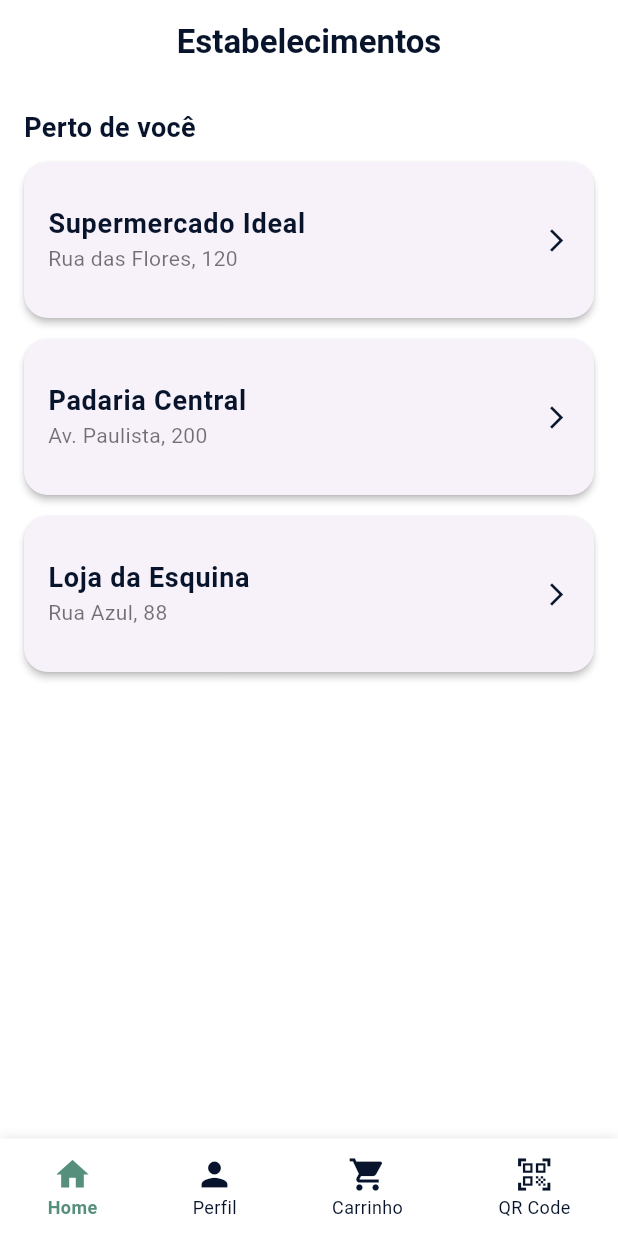
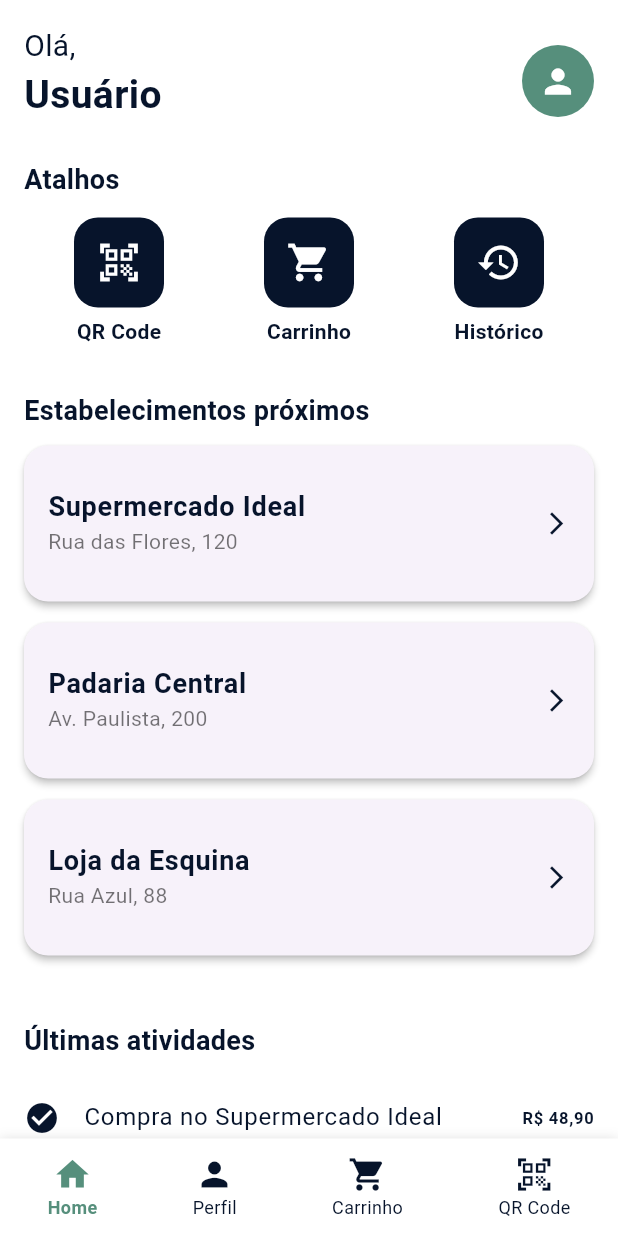
Before and after one commit to LeticiaBarbosaSantos/App-TGI, a Flutter app: the screen it shows after launch, on a phone screen of 412 x 824 dp. Run offline on Flutter 3.47's test engine with Material 3 defaults, Android fonts, the phone set to English and light mode, and no system bars.

Commit message:
Criação de novas funções
Foi criada a função de pagamento simulado e adicionamos atalhos na página principal.

```diff
--- a/lib/carrinho_virtual.dart
+++ b/lib/carrinho_virtual.dart
@@ -56,7 +56,7 @@ class CarrinhoVirtualScreen extends StatelessWidget {
               ),
             ),
             onPressed: () {
-              Navigator.pushNamed(context, "/identificacao_concluida");
+              Navigator.pushNamed(context, "/pagamento");
             },
             child: const Text(
               "Finalizar Pagamento",
@@ -95,6 +95,7 @@ class CarrinhoVirtualScreen extends StatelessWidget {
     );
   }
 
+
   Widget _historico(String descricao, String valor) {
     return Card(
       child: ListTile(
@@ -106,4 +107,5 @@ class CarrinhoVirtualScreen extends StatelessWidget {
       ),
     );
   }
+
 }
--- a/lib/main.dart
+++ b/lib/main.dart
@@ -3,8 +3,10 @@ import 'menu.dart';
 import 'carrinho_virtual.dart';
 import 'identificacao.dart';
 import 'identificacao_qrcode.dart';
-import 'identificacao_concluida.dart';
+import 'pagamento_concluido.dart';
 import 'perfil.dart';
+import 'pagamento.dart';
+
 
 void main() {
   runApp(const SmartPayApp());
@@ -23,8 +25,9 @@ class SmartPayApp extends StatelessWidget {
         "/carrinho": (context) => const CarrinhoVirtualScreen(),
         "/identificacao": (context) => const IdentificacaoScreen(),
         "/qrcode": (context) => const QRCodeScreen(),
-        "/identificacao_concluida": (context) => const IdentificacaoConcluidaScreen(),
+        "/pagamento_concluida": (context) => const PagamentoConcluidoScreen(),
         "/perfil": (context) => const PerfilScreen(),
+        "/pagamento": (context) => const PagamentoSimuladoScreen(),
       },
     );
   }
--- a/lib/menu.dart
+++ b/lib/menu.dart
@@ -2,7 +2,9 @@ import 'package:flutter/material.dart';
 import 'botao_menu.dart';
 
 class HomeScreen extends StatelessWidget {
-  const HomeScreen({super.key});
+  final String userName;
+
+  const HomeScreen({super.key, this.userName = "Usuário"});
 
   @override
   Widget build(BuildContext context) {
@@ -13,25 +15,97 @@ class HomeScreen extends StatelessWidget {
       backgroundColor: Colors.white,
       bottomNavigationBar: const BotaoMenu(),
 
-      appBar: AppBar(
-        backgroundColor: Colors.white,
-        elevation: 0,
-        title: const Text(
-          "Estabelecimentos",
-          style: TextStyle(
-            color: darkBlue,
-            fontWeight: FontWeight.bold,
-            fontSize: 22,
-          ),
-        ),
-        centerTitle: true,
-      ),
-
       body: ListView(
         padding: const EdgeInsets.all(16),
         children: [
+
+          // -------- CABEÇALHO --------
+          Row(
+            mainAxisAlignment: MainAxisAlignment.spaceBetween,
+            children: [
+              Column(
+                crossAxisAlignment: CrossAxisAlignment.start,
+                children: [
+                  const Text(
+                    "Olá,",
+                    style: TextStyle(
+                      fontSize: 20,
+                      color: darkBlue,
+                    ),
+                  ),
+                  Text(
+                    userName,
+                    style: const TextStyle(
+                      fontSize: 26,
+                      fontWeight: FontWeight.bold,
+                      color: darkBlue,
+                    ),
+                  ),
+                ],
+              ),
+
+              GestureDetector(
+                onTap: () {
+                  Navigator.pushNamed(
+                    context,
+                    "/perfil",
+                    arguments: userName,
+                  );
+                },
+                child: Padding(
+                  padding: const EdgeInsets.only(top: 10),
+                  child: Container(
+                    width: 48,
+                    height: 48,
+                    decoration: const BoxDecoration(
+                      color: accent,
+                      shape: BoxShape.circle,
+                    ),
+                    child: const Icon(Icons.person, color: Colors.white, size: 26),
+                  ),
+                ),
+              ),
+            ],
+          ),
+
+          const SizedBox(height: 25),
+
           const Text(
-            "Perto de você",
+            "Atalhos",
+            style: TextStyle(
+              fontSize: 18,
+              fontWeight: FontWeight.bold,
+              color: darkBlue,
+            ),
+          ),
+
+          const SizedBox(height: 12),
+
+          Row(
+            mainAxisAlignment: MainAxisAlignment.spaceAround,
+            children: [
+              _atalho(
+                icon: Icons.qr_code_scanner,
+                label: "QR Code",
+                onPressed: () => Navigator.pushNamed(context, "/qrcode"),
+              ),
+              _atalho(
+                icon: Icons.shopping_cart,
+                label: "Carrinho",
+                onPressed: () => Navigator.pushNamed(context, "/carrinho"),
+              ),
+              _atalho(
+                icon: Icons.history,
+                label: "Histórico",
+                onPressed: () => Navigator.pushNamed(context, "/carrinho"),
+              ),
+            ],
+          ),
+
+          const SizedBox(height: 30),
+
+          const Text(
+            "Estabelecimentos próximos",
             style: TextStyle(
               fontSize: 18,
               fontWeight: FontWeight.bold,
@@ -46,18 +120,33 @@ class HomeScreen extends StatelessWidget {
             endereco: "Rua das Flores, 120",
             contexto: context,
           ),
-
           _estabelecimentoCard(
             nome: "Padaria Central",
             endereco: "Av. Paulista, 200",
             contexto: context,
           ),
-
           _estabelecimentoCard(
             nome: "Loja da Esquina",
             endereco: "Rua Azul, 88",
             contexto: context,
           ),
+
+          const SizedBox(height: 30),
+
+          const Text(
+            "Últimas atividades",
+            style: TextStyle(
+              fontSize: 18,
+              fontWeight: FontWeight.bold,
+              color: darkBlue,
+            ),
+          ),
+
+          const SizedBox(height: 10),
+
+          _atividade("Compra no Supermercado Ideal", "R\$ 48,90"),
+          _atividade("Compra na Padaria Central", "R\$ 16,50"),
+          _atividade("Identificação realizada", "Hoje • 14:22"),
         ],
       ),
     );
@@ -72,10 +161,10 @@ class HomeScreen extends StatelessWidget {
 
     return Card(
       margin: const EdgeInsets.only(bottom: 14),
+      elevation: 2,
       shape: RoundedRectangleBorder(
         borderRadius: BorderRadius.circular(16),
       ),
-      elevation: 2,
       child: ListTile(
         contentPadding: const EdgeInsets.all(16),
         title: Text(
@@ -97,4 +186,58 @@ class HomeScreen extends StatelessWidget {
       ),
     );
   }
+
+  Widget _atividade(String titulo, String valor) {
+    const Color darkBlue = Color(0xFF07142B);
+
+    return ListTile(
+      contentPadding: EdgeInsets.zero,
+      leading: const Icon(Icons.check_circle, color: darkBlue),
+      title: Text(
+        titulo,
+        style: const TextStyle(color: darkBlue),
+      ),
+      trailing: Text(
+        valor,
+        style: const TextStyle(
+          color: darkBlue,
+          fontWeight: FontWeight.bold,
+        ),
+      ),
+    );
+  }
+
+  Widget _atalho({
+    required IconData icon,
+    required String label,
+    required VoidCallback onPressed,
+  }) {
+    const Color darkBlue = Color(0xFF07142B);
+
+    return GestureDetector(
+      onTap: onPressed,
+      child: Column(
+        children: [
+          Container(
+            width: 60,
+            height: 60,
+            decoration: BoxDecoration(
+              color: darkBlue,
+              borderRadius: BorderRadius.circular(16),
+            ),
+            child: Icon(icon, color: Colors.white, size: 30),
+          ),
+          const SizedBox(height: 6),
+          Text(
+            label,
+            style: const TextStyle(
+              color: darkBlue,
+              fontSize: 14,
+              fontWeight: FontWeight.w600,
+            ),
+          ),
+        ],
+      ),
+    );
+  }
 }
--- a/lib/identificacao_concluida.dart
+++ b/lib/pagamento_concluido.dart
@@ -1,8 +1,8 @@
 import 'package:flutter/material.dart';
 import 'botao_menu.dart';
 
-class IdentificacaoConcluidaScreen extends StatelessWidget {
-  const IdentificacaoConcluidaScreen({super.key});
+class PagamentoConcluidoScreen extends StatelessWidget {
+  const PagamentoConcluidoScreen({super.key});
 
   @override
   Widget build(BuildContext context) {
@@ -18,7 +18,7 @@ class IdentificacaoConcluidaScreen extends StatelessWidget {
             Icon(Icons.check_circle, size: 130, color: accent),
             SizedBox(height: 20),
             Text(
-              "Identificação concluída!",
+              "Pagamento concluído!",
               style: TextStyle(
                 fontSize: 28,
                 fontWeight: FontWeight.bold,
--- a/lib/perfil.dart
+++ b/lib/perfil.dart
@@ -8,6 +8,9 @@ class PerfilScreen extends StatelessWidget {
   Widget build(BuildContext context) {
     const Color darkBlue = Color(0xFF07142B);
     const Color accent = Color(0xFF568F7C);
+
+    final String userName =
+        ModalRoute.of(context)?.settings.arguments as String? ?? "Usuário";
 
     return Scaffold(
       backgroundColor: Colors.white,
@@ -79,10 +82,9 @@ class PerfilScreen extends StatelessWidget {
 
             const SizedBox(height: 30),
 
-            // CAMPOS DO PERFIL
-            _profileField("Nome", "Leticia Santos"),
-            _profileField("Email", "leticia@email.com"),
-            _profileField("Título", "Usuária do SmartPay"),
+            _profileField("Nome", userName),
+            _profileField("Email", "usuario@email.com"),
+            _profileField("Título", "Usuário SmartPay"),
             _profileField("Localização", "Brasil"),
           ],
         ),
```
Also changed, not shown: lib/identificacao.dart (+7 -0 lines), lib/identificacao_qrcode.dart (+10 -1 lines), lib/pagamento.dart (added, +134 -0 lines).
